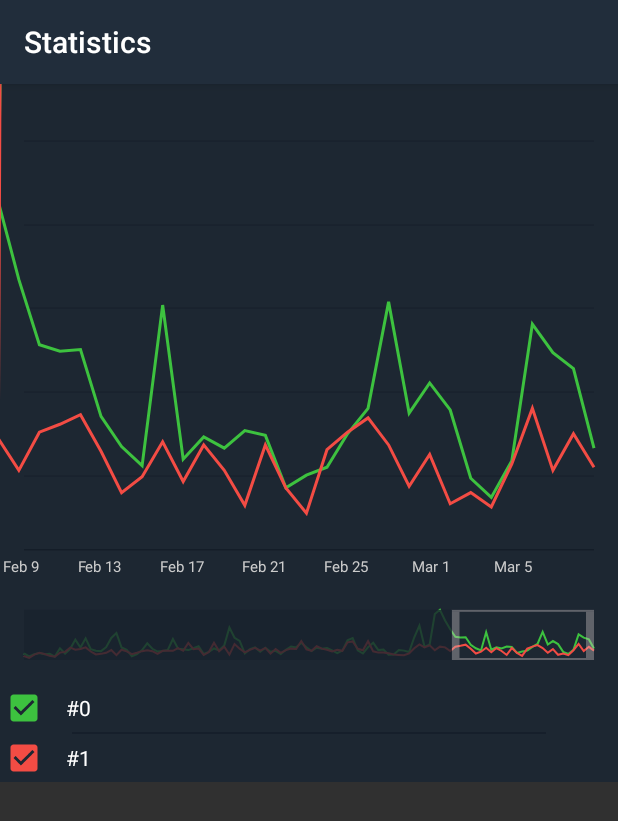
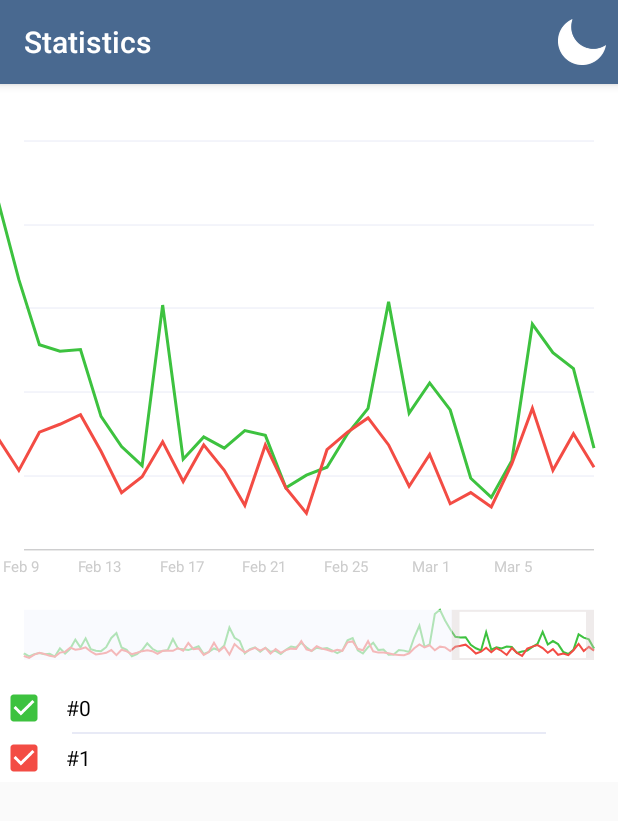
Before and after one commit to elec60/TelegramContestChart, an Android app: the screen it shows after launch (MainActivity), on a phone screen of 412 x 824 dp. Shown: the top 821 px of the screen. Run offline under Robolectric (Android 15) with nearby library versions, the phone set to English and light mode, and no system bars.

Commit message:
initial commit

```diff
--- a/app/src/main/java/com/hm60/telegramcontestchart/MainActivity.java
+++ b/app/src/main/java/com/hm60/telegramcontestchart/MainActivity.java
@@ -1,5 +1,6 @@
 package com.hm60.telegramcontestchart;
 
+import android.annotation.SuppressLint;
 import android.content.res.ColorStateList;
 import android.graphics.Color;
 import android.support.v7.app.AppCompatActivity;
@@ -8,6 +9,8 @@ import android.support.v7.app.AppCompatDelegate;
 import android.support.v7.widget.AppCompatCheckBox;
 import android.support.v7.widget.AppCompatTextView;
 import android.text.StaticLayout;
+import android.view.Menu;
+import android.view.MenuItem;
 import android.widget.CheckBox;
 import android.widget.CompoundButton;
 import android.widget.LinearLayout;
@@ -28,12 +31,11 @@ import java.util.List;
 public class MainActivity extends AppCompatActivity {
 
     TelegramChart chart;
+    boolean isNightMode = false;
 
     @Override
     protected void onCreate(Bundle savedInstanceState) {
         super.onCreate(savedInstanceState);
-
-        AppCompatDelegate.setDefaultNightMode(AppCompatDelegate.MODE_NIGHT_YES);
 
         setContentView(R.layout.activity_main);
 
@@ -105,6 +107,7 @@ public class MainActivity extends AppCompatActivity {
 
     }
 
+    @SuppressLint("RestrictedApi")
     private AppCompatCheckBox createCheckBox(int i1, String name, String color) {
         final AppCompatCheckBox cb = new AppCompatCheckBox(this);
         cb.setPadding(AndroidUtilities.dp(12), AndroidUtilities.dp(4), 0, AndroidUtilities.dp(4));
@@ -116,7 +119,7 @@ public class MainActivity extends AppCompatActivity {
         cb.setOnCheckedChangeListener(new CompoundButton.OnCheckedChangeListener() {
             @Override
             public void onCheckedChanged(CompoundButton buttonView, boolean isChecked) {
-                chart.setActiveChart((int)buttonView.getTag(), isChecked);
+                chart.setActiveChart((int) buttonView.getTag(), isChecked);
             }
         });
         return cb;
@@ -154,4 +157,29 @@ public class MainActivity extends AppCompatActivity {
 
         return jsonArray;
     }
+
+    @Override
+    public boolean onCreateOptionsMenu(Menu menu) {
+        getMenuInflater().inflate(R.menu.menu, menu);
+
+        return super.onCreateOptionsMenu(menu);
+    }
+
+    @Override
+    public boolean onOptionsItemSelected(MenuItem item) {
+
+        if (item.getItemId() == R.id.nightMode) {
+            isNightMode = !isNightMode;
+            if (isNightMode) {
+                AppCompatDelegate.setDefaultNightMode(AppCompatDelegate.MODE_NIGHT_YES);
+            }else {
+                AppCompatDelegate.setDefaultNightMode(AppCompatDelegate.MODE_NIGHT_NO);
+            }
+
+            recreate();
+
+        }
+
+        return super.onOptionsItemSelected(item);
+    }
 }
--- a/app/src/main/java/com/hm60/telegramcontestchart/ui/component/TelegramChart.java
+++ b/app/src/main/java/com/hm60/telegramcontestchart/ui/component/TelegramChart.java
@@ -129,7 +129,7 @@ public class TelegramChart extends View {
         textPaint.setColor(0xFF84919A);
         textPaint.setTextSize(AndroidUtilities.dp(10));
 
-        indicatorCirclePaint.setColor(0xFFFFFFFF);
+        indicatorCirclePaint.setColor(getResources().getColor(R.color.chartBackgroundColor));
         indicatorCirclePaint.setStyle(Paint.Style.FILL);
 
         indicatorLinePaint.setColor(0xFFDFE6EB);
@@ -400,6 +400,11 @@ public class TelegramChart extends View {
                 float x = -T + w1 + left + i1 * xStep + offsetX;
                 chartData.labels[i1].x = x;
 
+                if (i1 == 0) {
+                    float y = top + (1 - yn[i1]) * (height - AndroidUtilities.dp(40));
+                    path.moveTo(x, y);
+                }
+
                 if (x < -xStep) {
                     continue;
                 }
@@ -412,11 +417,9 @@ public class TelegramChart extends View {
 
                 chartData.xs[i1] = x;
 
-                if (i1 == 0) {
-                    path.moveTo(x, y);
-                } else {
-                    path.lineTo(x, y);
-                }
+
+                path.lineTo(x, y);
+
             }
 
         }
--- a/app/src/main/res/drawable/moon.xml
+++ /dev/null
@@ -1,5 +0,0 @@
-<vector android:height="24dp" android:tint="#FFFFFF"
-    android:viewportHeight="24.0" android:viewportWidth="24.0"
-    android:width="24dp" xmlns:android="http://schemas.android.com/apk/res/android">
-    <path android:fillColor="#FF000000" android:pathData="M10,2c-1.82,0 -3.53,0.5 -5,1.35C7.99,5.08 10,8.3 10,12s-2.01,6.92 -5,8.65C6.47,21.5 8.18,22 10,22c5.52,0 10,-4.48 10,-10S15.52,2 10,2z"/>
-</vector>
--- /dev/null
+++ b/app/src/main/res/menu/menu.xml
@@ -0,0 +1,8 @@
+<?xml version="1.0" encoding="utf-8"?>
+<menu xmlns:android="http://schemas.android.com/apk/res/android"
+    xmlns:app="http://schemas.android.com/apk/res-auto">
+    <item android:id="@+id/nightMode"
+        android:title="@string/menu_title"
+        app:showAsAction="always"
+        android:icon="@drawable/moon" />
+</menu>
--- a/app/src/main/res/values/strings.xml
+++ b/app/src/main/res/values/strings.xml
@@ -1,4 +1,5 @@
 <resources>
     <string name="app_name">TelegramContestChart</string>
     <string name="followers">Followers</string>
+    <string name="menu_title">Night Mode</string>
 </resources>
```
Also changed, not shown: app/src/main/res/drawable/moon.png (added).
